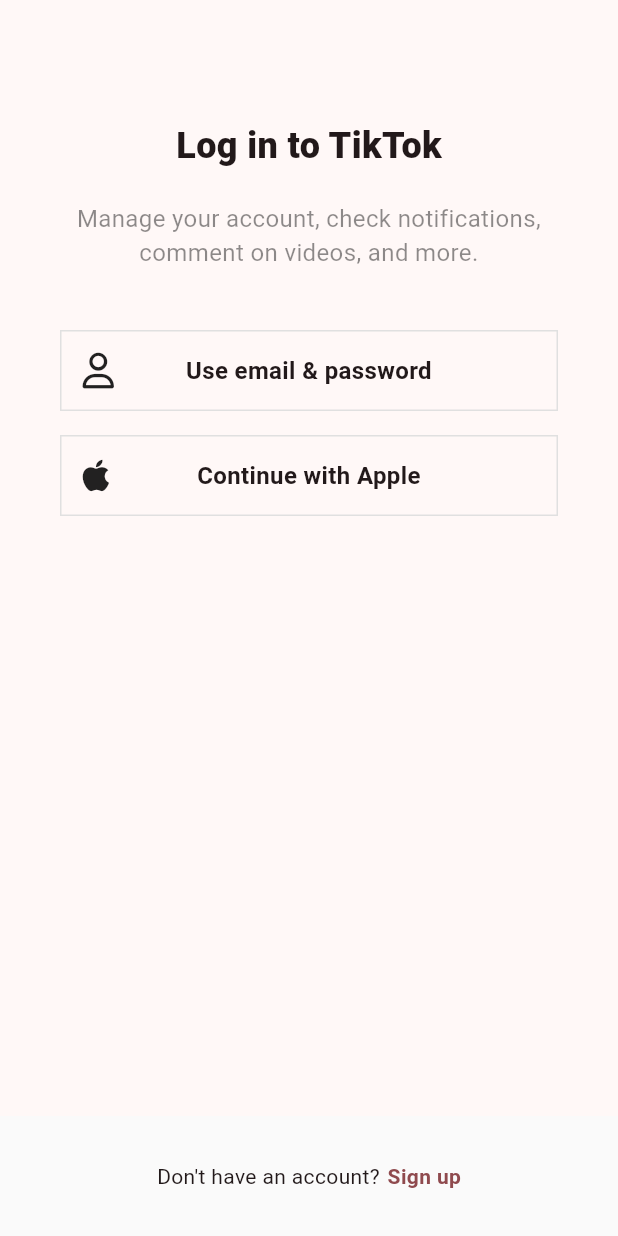
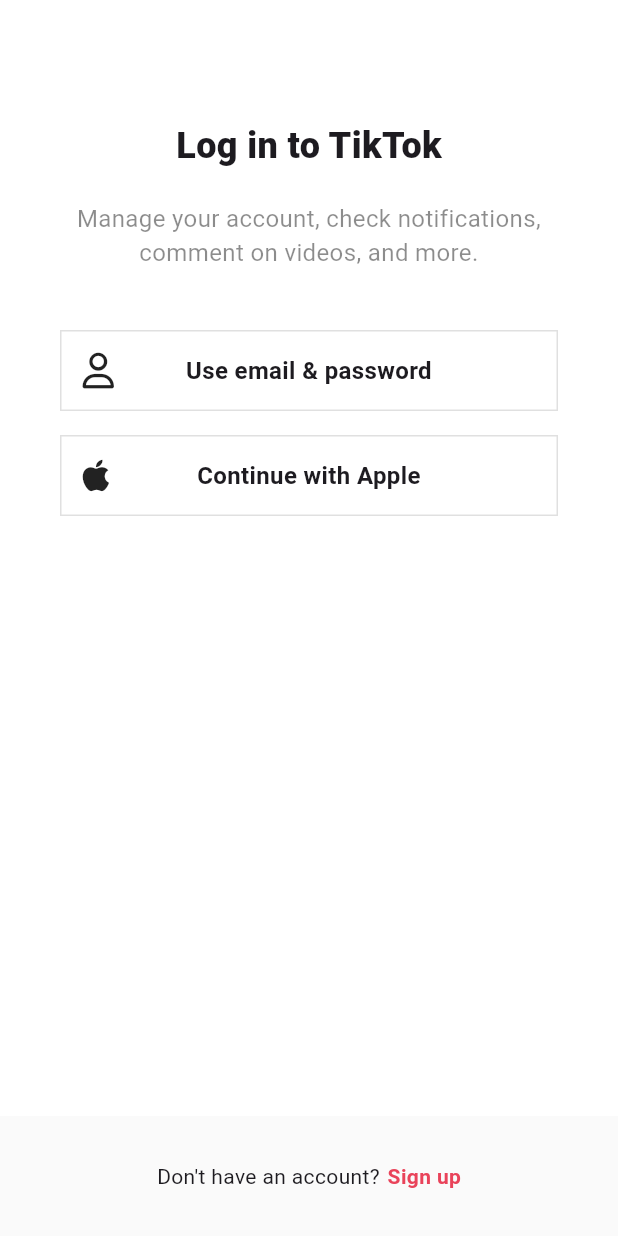
Before and after one commit to bristolkon3802/tiktok_clone, a Flutter app: the screen it shows after launch, after a tap on "Log in", on a phone screen of 412 x 824 dp. Run offline on Flutter 3.47's test engine with Material 3 defaults, Android fonts, the phone set to English and light mode, and no system bars; our stand-ins replace font_awesome_flutter.

```diff
--- a/lib/features/authentication/login_screen.dart
+++ b/lib/features/authentication/login_screen.dart
@@ -7,7 +7,7 @@ import 'package:tiktok_clone/features/authentication/widgets/auth_button.dart';
 class LoginScreen extends StatelessWidget {
   const LoginScreen({super.key});
 
-  void onSignUpTap(BuildContext context) {
+  void _onSignUpTap(BuildContext context) {
     Navigator.of(context).pop();
   }
 
@@ -61,7 +61,7 @@ class LoginScreen extends StatelessWidget {
               const Text("Don't have an account?"),
               Gaps.h5,
               GestureDetector(
-                onTap: () => onSignUpTap(context),
+                onTap: () => _onSignUpTap(context),
                 child: Text(
                   'Sign up',
                   style: TextStyle(
--- a/lib/features/authentication/sign_up_screen.dart
+++ b/lib/features/authentication/sign_up_screen.dart
@@ -3,29 +3,36 @@ import 'package:font_awesome_flutter/font_awesome_flutter.dart';
 import 'package:tiktok_clone/constants/gaps.dart';
 import 'package:tiktok_clone/constants/sizes.dart';
 import 'package:tiktok_clone/features/authentication/login_screen.dart';
+import 'package:tiktok_clone/features/authentication/username_screen.dart';
 import 'package:tiktok_clone/features/authentication/widgets/auth_button.dart';
 
 class SignUpScreen extends StatelessWidget {
   const SignUpScreen({super.key});
 
-  void onLoginTap(BuildContext context) {
+  void _onLoginTap(BuildContext context) {
     Navigator.of(context).push(MaterialPageRoute(
       builder: (context) => const LoginScreen(),
+    ));
+  }
+
+  void _onEmailTap(BuildContext context) {
+    Navigator.of(context).push(MaterialPageRoute(
+      builder: (context) => const UsernameScreen(),
     ));
   }
 
   @override
   Widget build(BuildContext context) {
     return Scaffold(
-      body: const SafeArea(
+      body: SafeArea(
         child: Padding(
-          padding: EdgeInsets.symmetric(
+          padding: const EdgeInsets.symmetric(
             horizontal: Sizes.size40,
           ),
           child: Column(
             children: [
               Gaps.v80,
-              Text(
+              const Text(
                 'Sign up for TikTok',
                 style: TextStyle(
                   fontSize: Sizes.size24,
@@ -33,7 +40,7 @@ class SignUpScreen extends StatelessWidget {
                 ),
               ),
               Gaps.v20,
-              Text(
+              const Text(
                 'Create a profile, follow other accounts, make your own videos, and more.',
                 style: TextStyle(
                   fontSize: Sizes.size16,
@@ -42,11 +49,14 @@ class SignUpScreen extends StatelessWidget {
                 textAlign: TextAlign.center,
               ),
               Gaps.v40,
-              AuthButton(
-                  icon: FaIcon(FontAwesomeIcons.user),
-                  text: "Use email & password"),
+              GestureDetector(
+                onTap: () => _onEmailTap(context),
+                child: const AuthButton(
+                    icon: FaIcon(FontAwesomeIcons.user),
+                    text: "Use email & password"),
+              ),
               Gaps.v16,
-              AuthButton(
+              const AuthButton(
                   icon: FaIcon(FontAwesomeIcons.apple),
                   text: "Continue with Apple"),
             ],
@@ -64,7 +74,7 @@ class SignUpScreen extends StatelessWidget {
               const Text('Already have an account?'),
               Gaps.h5,
               GestureDetector(
-                onTap: () => onLoginTap(context),
+                onTap: () => _onLoginTap(context),
                 child: Text(
                   'Log in',
                   style: TextStyle(
--- a/lib/main.dart
+++ b/lib/main.dart
@@ -1,4 +1,5 @@
 import 'package:flutter/material.dart';
+import 'package:tiktok_clone/constants/sizes.dart';
 import 'package:tiktok_clone/features/authentication/sign_up_screen.dart';
 
 void main() {
@@ -14,11 +15,20 @@ class TikTokApp extends StatelessWidget {
     return MaterialApp(
       title: 'TikTok Clone',
       theme: ThemeData(
-        colorScheme: ColorScheme.fromSeed(
-          seedColor: const Color(0xFFE9435A),
-        ),
-        useMaterial3: true,
-      ),
+          scaffoldBackgroundColor: Colors.white,
+          primaryColor: const Color(0xFFE9435A),
+          appBarTheme: const AppBarTheme(
+              foregroundColor: Colors.black,
+              backgroundColor: Colors.white,
+              elevation: 0,
+              centerTitle: true,
+              titleTextStyle: TextStyle(
+                color: Colors.black,
+                fontSize: Sizes.size16 + Sizes.size2,
+                fontWeight: FontWeight.w600,
+              ))
+          //useMaterial3: true,
+          ),
       home: const SignUpScreen(),
     );
   }
```
Also changed, not shown: lib/features/authentication/username_screen.dart (added, +98 -0 lines), lib/features/authentication/email_screen.dart (added), 1 other file.
